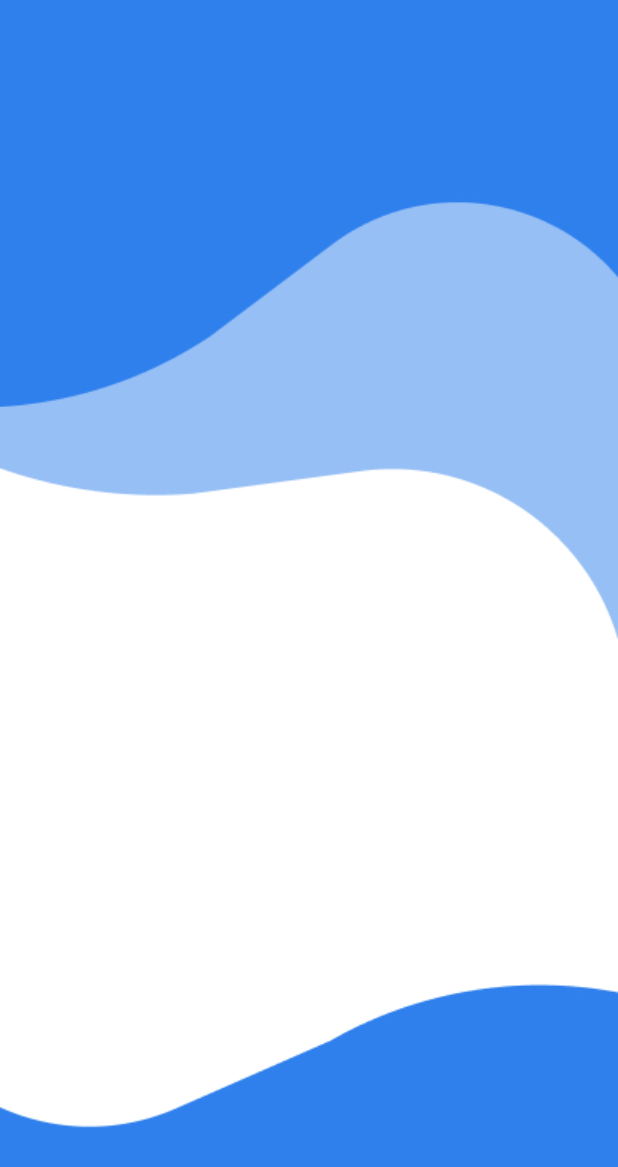
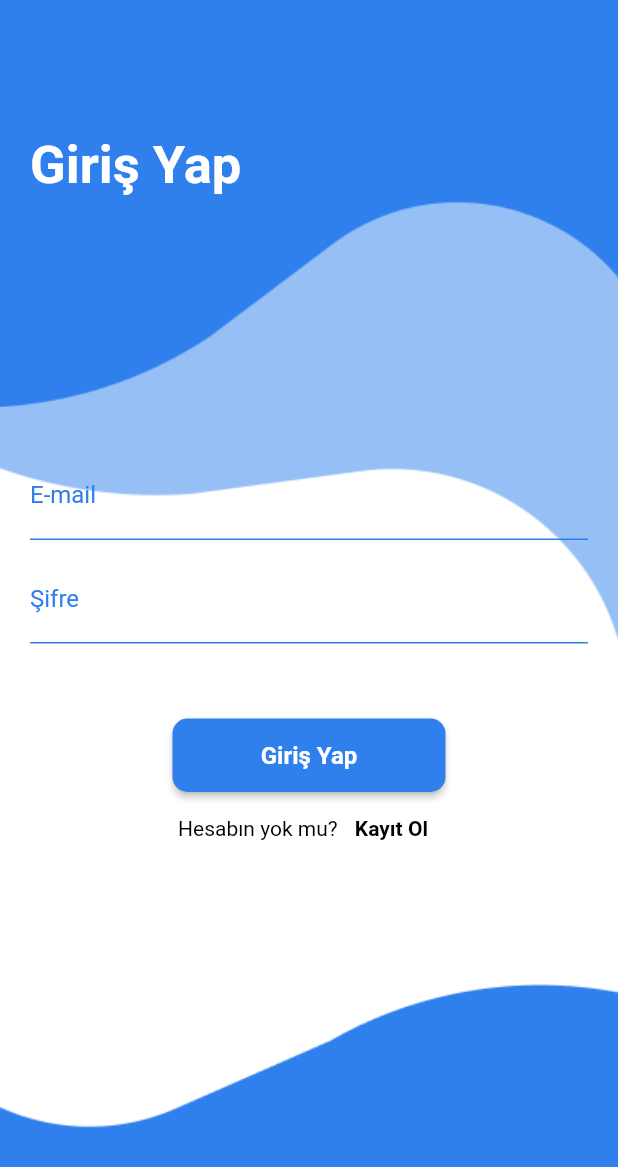
Before and after one commit to haticeakkus/OyunveUygulamaAkademisiBootcamp-F80, a Flutter app: the screen it shows after launch, after a tap on the "login" icon, on a phone screen of 412 x 824 dp. Shown: the top 1167 px of the screen. Run offline on Flutter 3.47's test engine with Material 2 defaults, Android fonts, the light colour scheme and no system bars; our stand-ins replace cloud_firestore, firebase_auth, firebase_core; accounts and stored records are empty; network calls fail.

Commit message:
added registration and login screen
firebase installed and integrated

```diff
--- a/dermaliz/lib/login_page.dart
+++ b/dermaliz/lib/login_page.dart
@@ -1,12 +1,52 @@
+import 'package:dermaliz/register_page.dart';
+import 'package:dermaliz/services/auth.dart';
+import 'package:dermaliz/skin_analysis_page.dart';
+import 'package:firebase_auth/firebase_auth.dart';
 import 'package:flutter/material.dart';
 
 class LoginPage extends StatelessWidget {
-  const LoginPage({super.key});
+  final TextEditingController emailController = TextEditingController();
+  final TextEditingController passwordController = TextEditingController();
+
+  void handleLoginButtonPressed(BuildContext context) async {
+    String email = emailController.text;
+    String password = passwordController.text;
+
+    User? user = await AuthService().signIn(email, password);
+
+    if (user != null) {
+      // Giriş başarılı oldu, kullanıcıyı ana sayfaya yönlendirin veya istediğiniz işlemleri yapın.
+      Navigator.pushReplacement(
+        context,
+        MaterialPageRoute(builder: (context) => SkinAnalysisPage()),
+      );
+    } else {
+      // Giriş başarısız oldu, kullanıcıya hata mesajı gösterin veya istediğiniz işlemleri yapın.
+      showDialog(
+        context: context,
+        builder: (BuildContext context) {
+          return AlertDialog(
+            title: Text('Giriş Başarısız'),
+            content: Text('E-posta veya şifre hatalı.'),
+            actions: [
+              TextButton(
+                child: Text('Tamam'),
+                onPressed: () {
+                  Navigator.of(context).pop();
+                },
+              ),
+            ],
+          );
+        },
+      );
+    }
+  }
 
   @override
   Widget build(BuildContext context) {
     return SafeArea(
       child: Scaffold(
+        resizeToAvoidBottomInset: false,
         body: Container(
           width: double.infinity,
           height: double.infinity,
@@ -16,6 +56,109 @@ class LoginPage extends StatelessWidget {
               fit: BoxFit.cover,
             ),
           ),
+          child: Padding(
+            padding: EdgeInsets.fromLTRB(20, 90.0, 20, 20),
+            child: Column(
+              crossAxisAlignment: CrossAxisAlignment.start,
+              children: [
+                Text(
+                  'Giriş Yap',
+                  style: TextStyle(
+                    fontSize: 35,
+                    color: Colors.white,
+                    fontWeight: FontWeight.w700,
+                  ),
+                ),
+
+                SizedBox(height: 170),
+                TextFormField(
+                  controller: emailController,
+                  decoration: InputDecoration(
+                    labelText: 'E-mail',
+                      labelStyle: TextStyle(
+                        color: Color(0xFF2F80ED),
+                      ),
+                      enabledBorder: UnderlineInputBorder(
+                        borderSide: BorderSide(
+                          color: Color(0xFF2F80ED),
+                          width: 1.0,
+                        ),
+                      )
+                  ),
+                ),
+
+                SizedBox(height: 10),
+
+                TextFormField(
+                  controller: passwordController,
+                  decoration: InputDecoration(
+                    labelText: 'Şifre',
+                    labelStyle: TextStyle(
+                      color: Color(0xFF2F80ED),
+                    ),
+                    enabledBorder: UnderlineInputBorder(
+                      borderSide: BorderSide(
+                        color: Color(0xFF2F80ED),
+                        width: 1.0,
+                      ),
+                    ),
+                  ),
+                ),
+                SizedBox(height: 50),
+                Align(
+                  alignment: Alignment.center,
+                  child: ElevatedButton(
+                    onPressed: () => handleLoginButtonPressed(context),
+                    style: ElevatedButton.styleFrom(
+                      primary: Color(0xFF2F80ED), // Buton rengini 0xFF2F80ED olarak ayarlayın
+                      shape: RoundedRectangleBorder(
+                        borderRadius: BorderRadius.circular(10),
+                      ),
+                    ),
+                    child: Container(
+                      width: 150.0, // Genişliği 150.0 olarak ayarlayın
+                      padding: EdgeInsets.symmetric(vertical: 15),
+                      alignment: Alignment.center,
+                      child: Text(
+                        "Giriş Yap",
+                        style: TextStyle(
+                          fontSize: 16,
+                          fontWeight: FontWeight.w700,
+                        ),
+                      ),
+                    ),
+                  ),
+                ),
+
+                Row(
+                  mainAxisAlignment: MainAxisAlignment.center,
+                  children: [
+                    Text(
+                      "Hesabın yok mu? ",
+                      style: TextStyle(
+                        color: Colors.black,
+                      ),
+                    ),
+                    TextButton(
+                      onPressed: () {
+                        Navigator.push(
+                          context,
+                          MaterialPageRoute(builder: (context) => RegisterPage()),
+                        );
+                      },
+                      child: Text(
+                        "Kayıt Ol",
+                        style: TextStyle(
+                          color: Colors.black,
+                          fontWeight: FontWeight.w700,
+                        ),
+                      ),
+                    ),
+                  ],
+                ),
+              ],
+            ),
+          ),
         ),
       ),
     );
--- a/dermaliz/lib/main.dart
+++ b/dermaliz/lib/main.dart
@@ -1,9 +1,15 @@
+
 import 'package:flutter/material.dart';
-
+import 'package:firebase_core/firebase_core.dart';
 import 'package:dermaliz/home_page.dart';
 import 'package:dermaliz/login_page.dart';
+import 'package:dermaliz/register_page.dart';
+import 'package:dermaliz/skin_analysis_page.dart';
 
-void main() {
+
+void main() async {
+  WidgetsFlutterBinding.ensureInitialized();
+  await Firebase.initializeApp();
   runApp(const MyApp());
 }
 
@@ -20,6 +26,8 @@ class MyApp extends StatelessWidget {
       routes: {
         '/': (context) => HomePage(),
         '/login': (context) => LoginPage(),
+        '/register': (context) => RegisterPage(),
+        '/skin-analysis': (context) => SkinAnalysisPage(),
       },
     );
   }
```
Also changed, not shown: dermaliz/lib/register_page.dart (added, +152 -0 lines), dermaliz/lib/services/auth.dart (added, +47 -0 lines), dermaliz/lib/skin_analysis_page.dart (added, +22 -0 lines), dermaliz/pubspec.yaml (+5 -35 lines), dermaliz/images/backgroundRegister.jpg (added), dermaliz/pubspec.lock, 5 other files.
